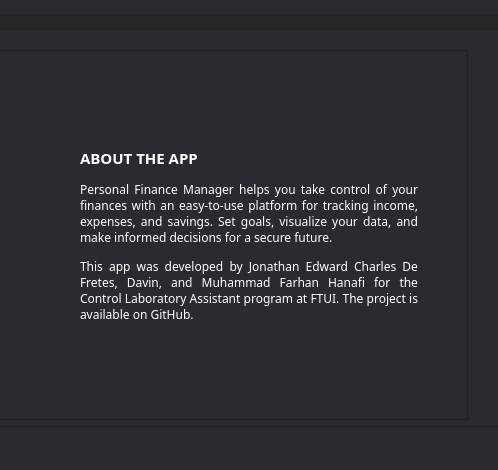
Before: the Qt Designer form UI/Master.ui in AtlasCJr/pfm, drawn with Qt 5; both pictures show x 670 to 1168 and y 262 to 732 of the 1254 by 948 pixel window.
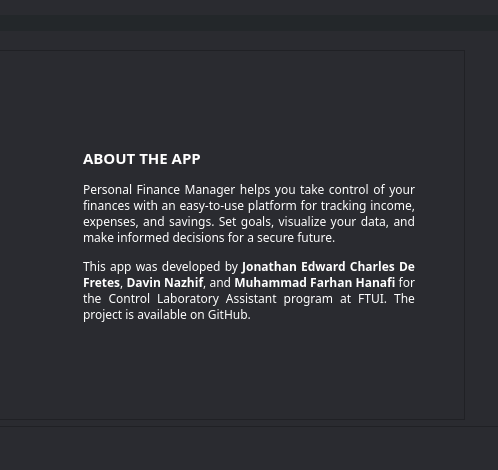
After: the same form once the commit is applied. Icons and pictures are not drawn.

```diff
--- a/UI/Master.ui
+++ b/UI/Master.ui
@@ -4284,7 +4284,7 @@
                      <string notr="true"/>
                     </property>
                     <property name="text">
-                     <string>&lt;html&gt;&lt;head/&gt;&lt;body&gt;&lt;p align=&quot;justify&quot;&gt;&lt;span style=&quot; font-size:11pt; font-weight:600; color:#ffffff;&quot;&gt;ABOUT THE APP&lt;/span&gt;&lt;/p&gt;&lt;p align=&quot;justify&quot;&gt;&lt;span style=&quot; font-size:9pt; color:#ffffff;&quot;&gt;Personal Finance Manager helps you take control of your finances with an easy-to-use platform for tracking income, expenses, and savings. Set goals, visualize your data, and make informed decisions for a secure future. &lt;/span&gt;&lt;/p&gt;&lt;p align=&quot;justify&quot;&gt;&lt;span style=&quot; font-size:9pt; color:#ffffff;&quot;&gt;This app was developed by Jonathan Edward Charles De Fretes, Davin, and Muhammad Farhan Hanafi for the Control Laboratory Assistant program at FTUI. The project is available on GitHub.&lt;/span&gt;&lt;/p&gt;&lt;/body&gt;&lt;/html&gt;</string>
+                     <string>&lt;html&gt;&lt;head/&gt;&lt;body&gt;&lt;p&gt;&lt;span style=&quot; font-size:11pt; font-weight:600; color:#ffffff;&quot;&gt;ABOUT THE APP&lt;/span&gt;&lt;/p&gt;&lt;p align=&quot;justify&quot;&gt;&lt;span style=&quot; font-size:9pt; color:#ffffff;&quot;&gt;Personal Finance Manager helps you take control of your finances with an easy-to-use platform for tracking income, expenses, and savings. Set goals, visualize your data, and make informed decisions for a secure future. &lt;/span&gt;&lt;/p&gt;&lt;p align=&quot;justify&quot;&gt;&lt;span style=&quot; font-size:9pt; color:#ffffff;&quot;&gt;This app was developed by &lt;/span&gt;&lt;span style=&quot; font-size:9pt; font-weight:600; color:#ffffff;&quot;&gt;Jonathan Edward Charles De Fretes&lt;/span&gt;&lt;span style=&quot; font-size:9pt; color:#ffffff;&quot;&gt;, &lt;/span&gt;&lt;span style=&quot; font-size:9pt; font-weight:600; color:#ffffff;&quot;&gt;Davin Nazhif&lt;/span&gt;&lt;span style=&quot; font-size:9pt; color:#ffffff;&quot;&gt;, and &lt;/span&gt;&lt;span style=&quot; font-size:9pt; font-weight:600; color:#ffffff;&quot;&gt;Muhammad Farhan Hanafi&lt;/span&gt;&lt;span style=&quot; font-size:9pt; color:#ffffff;&quot;&gt; for the Control Laboratory Assistant program at FTUI. The project is available on GitHub.&lt;/span&gt;&lt;/p&gt;&lt;/body&gt;&lt;/html&gt;</string>
                     </property>
                     <property name="wordWrap">
                      <bool>true</bool>
```
